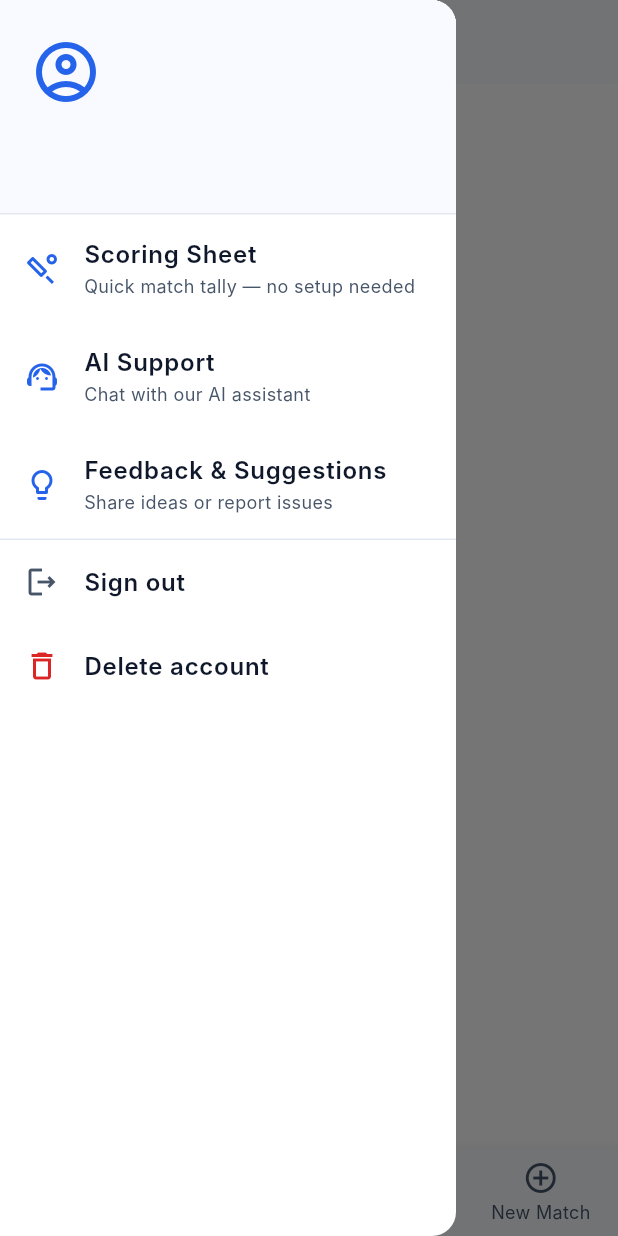
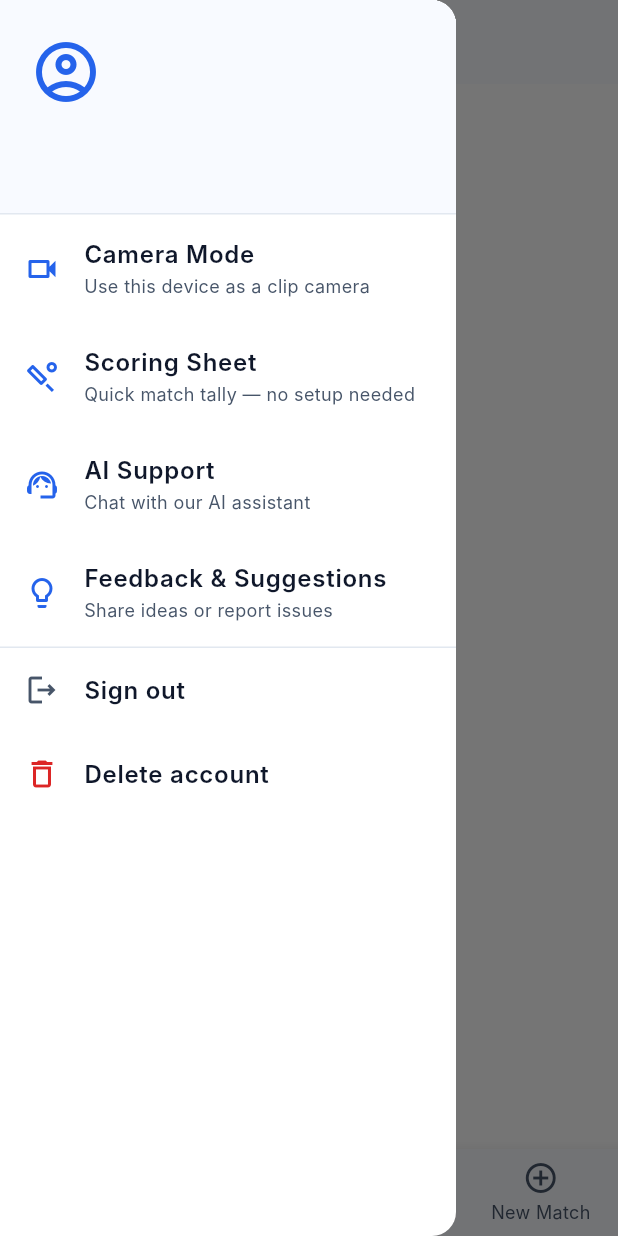
Before and after one commit to bellarykirankumar/Cricscore, a Flutter app: the HomeScreen screen opened directly, with the side drawer open, on a phone screen of 412 x 824 dp. Run offline on Flutter 3.47's test engine with Material 3 defaults, Android fonts, the phone set to English and light mode, and no system bars; our stand-ins replace camera, file_picker, firebase_core, firebase_crashlytics, flutter_riverpod, flutter_secure_storage and 4 more; accounts and stored records are empty; Roboto replaces fonts that are missing (Inter).

Commit message:
Restore camera buffering on same device via hidden IndexedStack slot
Camera screen is back in IndexedStack at index 3 (hidden from bottom nav)
so it stays alive in memory — buffering continues while user scores.
Accessible via drawer 'Camera Mode' which switches to index 3 without
pushing a new route, so the widget is never disposed mid-session.

Co-Authored-By: Claude Sonnet 4.6 <noreply@anthropic.com>

```diff
--- a/lib/screens/home/home_screen.dart
+++ b/lib/screens/home/home_screen.dart
@@ -9,6 +9,7 @@ import '../../models/models.dart';
 import '../../main.dart';
 import '../../widgets/country_picker_sheet.dart';
 import '../support/support_chat_screen.dart';
+import '../match/camera_buffer_screen.dart';
 import '../quick_score/quick_score_screen.dart';
 import '../feedback/feedback_screen.dart';
 import 'fixture_toss_sheet.dart';
@@ -186,7 +187,8 @@ class _HomeScreenState extends ConsumerState<HomeScreen> {
     return Scaffold(
       backgroundColor: AppColors.bg,
       drawer: _AppDrawer(user: user, userCountry: _userCountry,
-          onRefresh: _load),
+          onRefresh: _load,
+          onOpenCamera: () => setState(() => _selectedIndex = 3)),
       appBar: AppBar(
         backgroundColor: AppColors.bgCard,
         elevation: 0,
@@ -223,6 +225,9 @@ class _HomeScreenState extends ConsumerState<HomeScreen> {
                 ownedIds: _ownedIds),
               _TournamentsTab(tours: _tours, onRefresh: _load, user: user),
               _TeamsTab(tours: _tours, onRefresh: _load),
+              // Hidden camera tab — kept alive in IndexedStack so buffering
+              // continues while user scores. Accessible from drawer.
+              const CameraBufferScreen(),
             ],
           ),
       bottomNavigationBar: BottomNavigationBar(
@@ -398,8 +403,9 @@ class _AppDrawer extends ConsumerWidget {
   final AuthUser? user;
   final String? userCountry;
   final VoidCallback onRefresh;
+  final VoidCallback onOpenCamera;
 
-  const _AppDrawer({this.user, this.userCountry, required this.onRefresh});
+  const _AppDrawer({this.user, this.userCountry, required this.onRefresh, required this.onOpenCamera});
 
   @override Widget build(BuildContext context, WidgetRef ref) {
     return Drawer(
@@ -429,6 +435,11 @@ class _AppDrawer extends ConsumerWidget {
           ),
           const Divider(height: 1, color: AppColors.border),
           Expanded(child: ListView(padding: EdgeInsets.zero, children: [
+            _tile(context, Icons.videocam_outlined, 'Camera Mode',
+              'Use this device as a clip camera', () {
+                Navigator.pop(context);
+                onOpenCamera();
+              }),
             _tile(context, Icons.sports_cricket_outlined, 'Scoring Sheet',
               'Quick match tally — no setup needed', () {
                 Navigator.pop(context);
```
